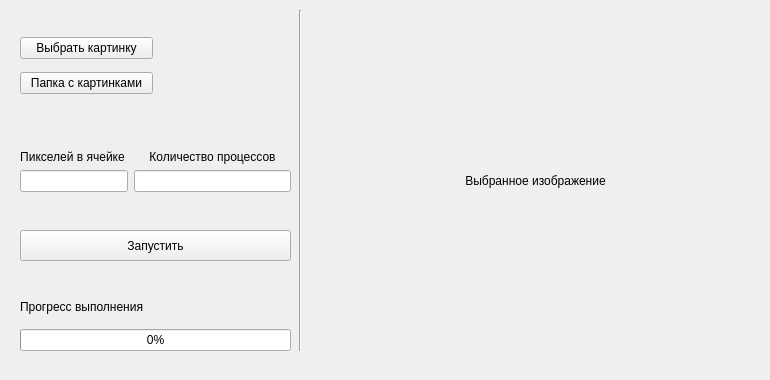
Old version of the form mosaic/design.ui in the repository olezhko9/photo-puzzle.
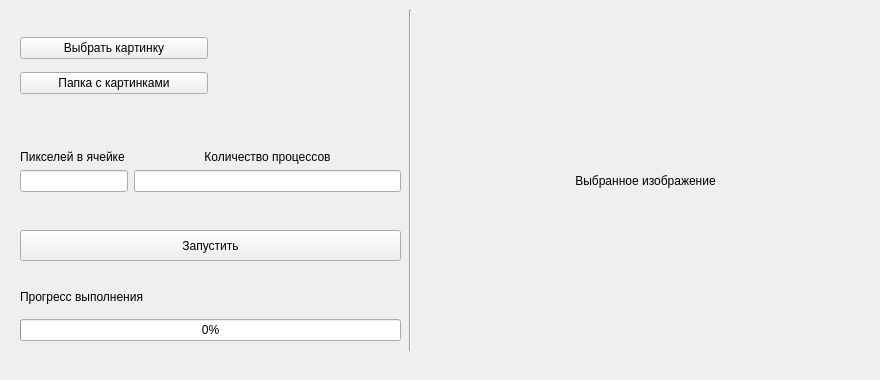
New version of the form.

Commit message: fix: update qt design

Diff of the .ui file:
```diff
--- a/mosaic/design.ui
+++ b/mosaic/design.ui
@@ -6,7 +6,7 @@
    <rect>
     <x>0</x>
     <y>0</y>
-    <width>770</width>
+    <width>880</width>
     <height>380</height>
    </rect>
   </property>
@@ -18,7 +18,7 @@
   </property>
   <property name="maximumSize">
    <size>
-    <width>770</width>
+    <width>1000</width>
     <height>380</height>
    </size>
   </property>
@@ -29,7 +29,7 @@
    <widget class="QWidget" name="verticalLayoutWidget_2">
     <property name="geometry">
      <rect>
-      <x>310</x>
+      <x>420</x>
       <y>10</y>
       <width>451</width>
       <height>341</height>
@@ -56,7 +56,7 @@
      <rect>
       <x>20</x>
       <y>230</y>
-      <width>271</width>
+      <width>381</width>
       <height>31</height>
      </rect>
     </property>
@@ -67,7 +67,7 @@
    <widget class="Line" name="line">
     <property name="geometry">
      <rect>
-      <x>290</x>
+      <x>400</x>
       <y>10</y>
       <width>20</width>
       <height>341</height>
@@ -82,7 +82,7 @@
      <rect>
       <x>20</x>
       <y>30</y>
-      <width>271</width>
+      <width>381</width>
       <height>73</height>
      </rect>
     </property>
@@ -128,7 +128,7 @@
      <rect>
       <x>20</x>
       <y>150</y>
-      <width>271</width>
+      <width>381</width>
       <height>71</height>
      </rect>
     </property>
@@ -176,8 +176,8 @@
     <property name="geometry">
      <rect>
       <x>20</x>
-      <y>290</y>
-      <width>271</width>
+      <y>280</y>
+      <width>381</width>
       <height>61</height>
      </rect>
     </property>
@@ -191,6 +191,9 @@
      </item>
      <item>
       <widget class="QProgressBar" name="progressBar">
+       <property name="enabled">
+        <bool>true</bool>
+       </property>
        <property name="value">
         <number>0</number>
        </property>
```
Left out of the diff: 16 changed lines with no effect on the pictures. The commit also changes 1 other file.
